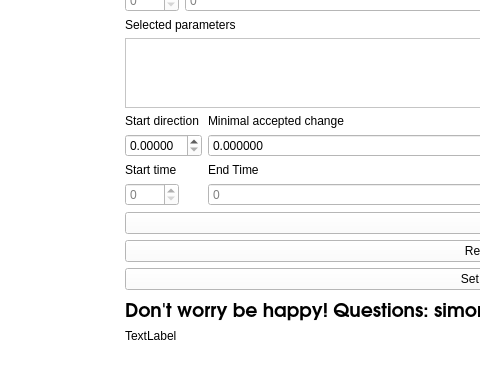
Above: sceleton.ui from MathPhysSim/Pyhonic-Optimization before the change; both pictures show x 390 to 870 and y 460 to 834 of the 1303 by 834 pixel window. Below: the same form after it.
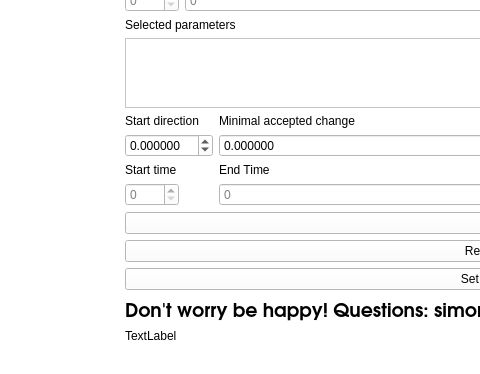
That is the form after the change. Icons and pictures are not drawn. Custom widgets are drawn as their Qt base class.

```diff
--- a/sceleton.ui
+++ b/sceleton.ui
@@ -766,7 +766,10 @@
         <item row="1" column="0">
          <widget class="QDoubleSpinBox" name="doubleSpinBoxStartDirection">
           <property name="decimals">
-           <number>5</number>
+           <number>6</number>
+          </property>
+          <property name="minimum">
+           <double>-99.989999999999995</double>
           </property>
          </widget>
         </item>
```
Left out of the diff: 6 changed lines with no effect on the pictures.
